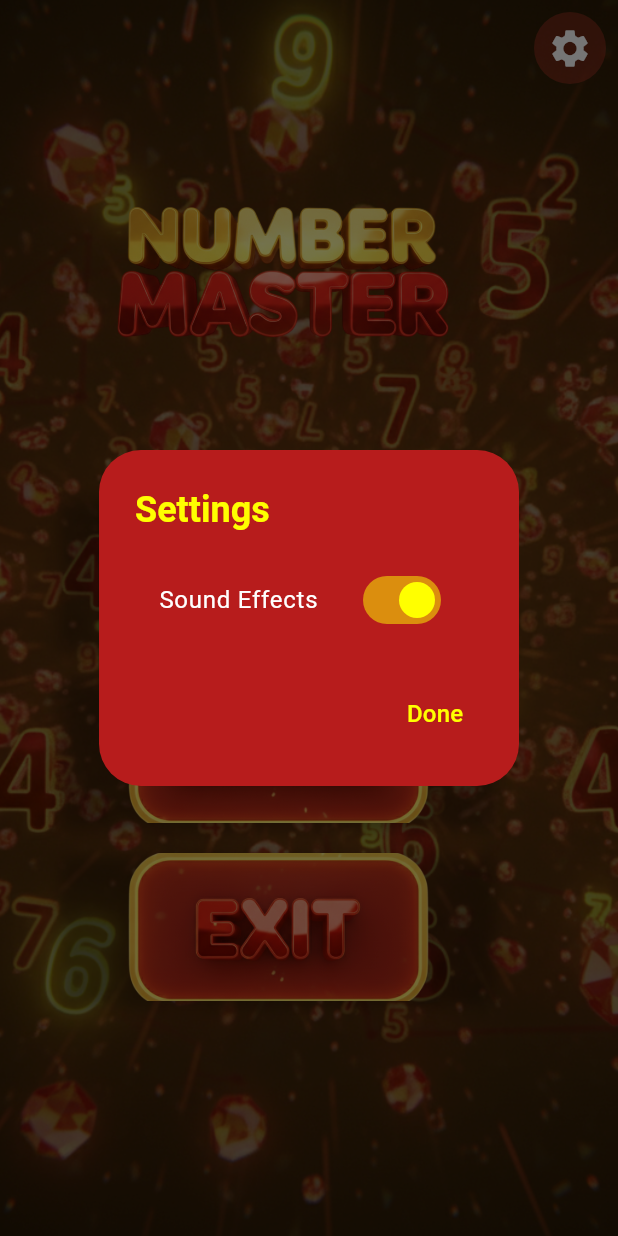
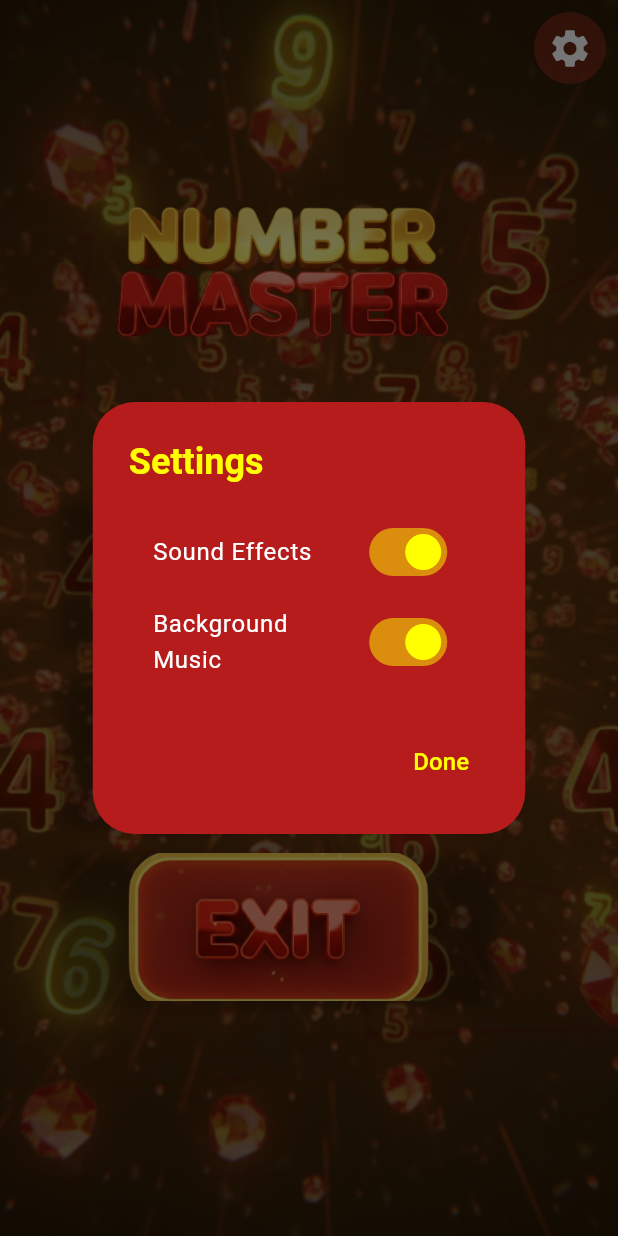
Before and after one commit to aavvvacado/Number-Master, a Flutter app: the IntroScreen screen opened directly, after a tap on the "settings" icon, on a phone screen of 412 x 824 dp. Run offline on Flutter 3.47's test engine with Material 3 defaults, Android fonts, the phone set to English and light mode, and no system bars; our stand-ins replace audioplayers, equatable, flutter_bloc, shared_preferences; accounts and stored records are empty.

Commit message:
feat(audio): add background_music

```diff
--- a/lib/Screens/intro_screen.dart
+++ b/lib/Screens/intro_screen.dart
@@ -136,6 +136,7 @@ class _IntroScreenState extends State<IntroScreen>
               content: Column(
                 mainAxisSize: MainAxisSize.min,
                 children: [
+                  // --- Toggle for PR 1 ---
                   SwitchListTile(
                     title: const Text(
                       'Sound Effects',
@@ -150,7 +151,22 @@ class _IntroScreenState extends State<IntroScreen>
                     },
                     activeColor: Colors.yellowAccent,
                   ),
-                  // We will add "Background Music" toggle here in PR 2
+
+                  // --- Toggle for PR 2 ---
+                  SwitchListTile(
+                    title: const Text(
+                      'Background Music',
+                      style: TextStyle(color: Colors.white),
+                    ),
+                    value: AudioService.instance.isBgmEnabled,
+                    onChanged: (bool value) async {
+                      // Toggle the music
+                      await AudioService.instance.toggleBgm();
+                      // Rebuild the dialog's UI
+                      setDialogState(() {});
+                    },
+                    activeColor: Colors.yellowAccent,
+                  ),
                 ],
               ),
               actions: <Widget>[
@@ -160,6 +176,7 @@ class _IntroScreenState extends State<IntroScreen>
                     style: TextStyle(color: Colors.yellowAccent, fontSize: 16),
                   ),
                   onPressed: () {
+                    // Also play a tap sound when closing
                     AudioService.instance.playTapSound();
                     Navigator.of(context).pop();
                   },
@@ -172,7 +189,6 @@ class _IntroScreenState extends State<IntroScreen>
     );
   }
 
-  /// Exits the application.
   void _exitGame() {
     SystemNavigator.pop();
   }
```
